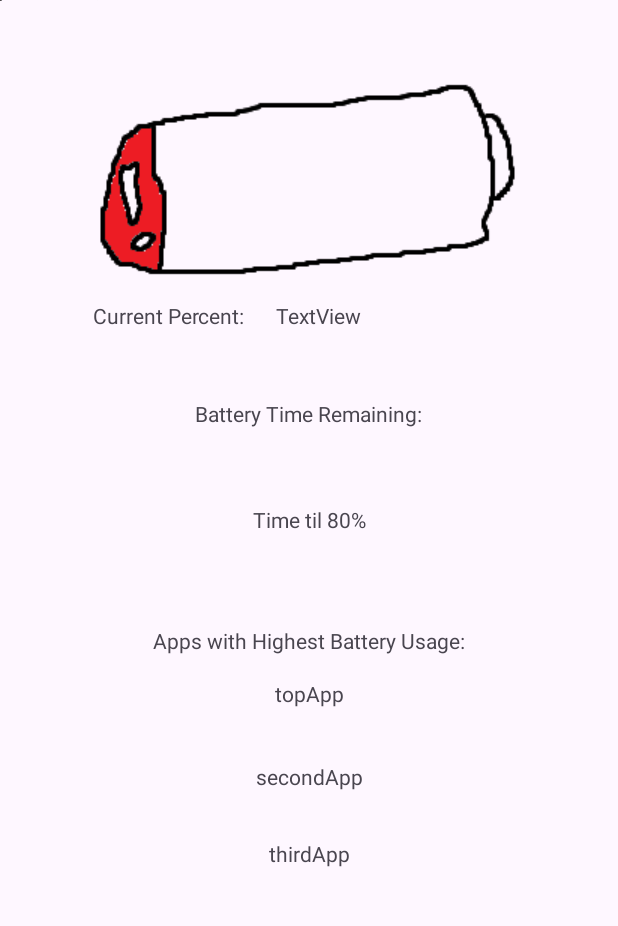
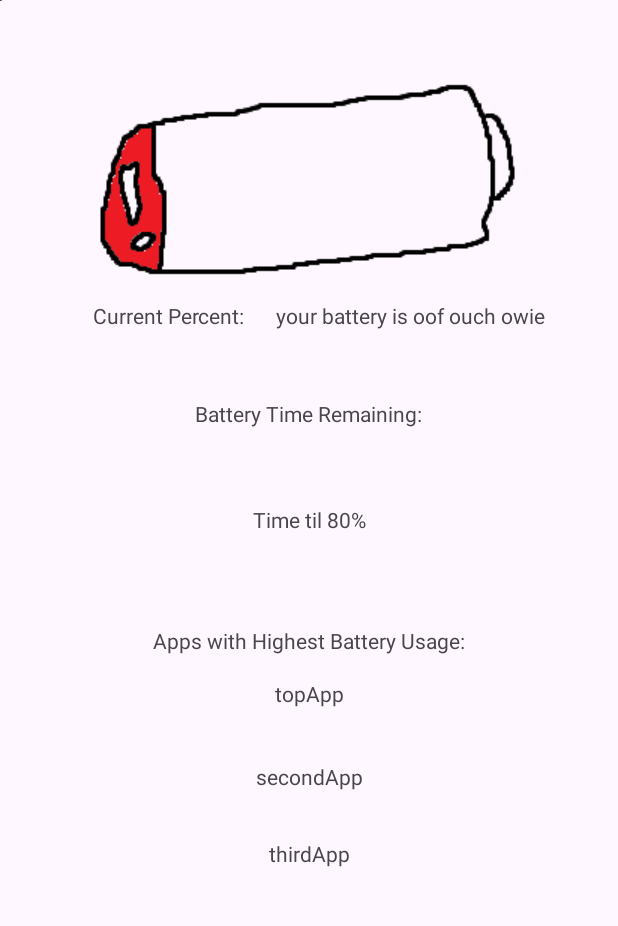
Before and after one commit to hexactinal/imposters, an Android app: the layout activity_main.xml on its own in the app's theme, with its tools: preview values and no code run, on a phone screen of 412 x 824 dp, the part 80-1006 px from its top. Run offline under Robolectric (Android 15) with nearby library versions, the phone set to English and light mode, and no system bars.

Commit message:
working battery slides still no battpct

```diff
--- a/app/src/main/res/layout/activity_main.xml
+++ b/app/src/main/res/layout/activity_main.xml
@@ -52,7 +52,8 @@
             android:layout_height="25dp"
             android:text="@string/current_percent"
             app:layout_constraintStart_toStartOf="@+id/imageView2"
-            app:layout_constraintTop_toBottomOf="@+id/imageView2" />
+            app:layout_constraintTop_toBottomOf="@+id/imageView2"
+            tools:ignore="TextSizeCheck" />
 
         <TextView
             android:id="@+id/percentage"
--- a/app/src/main/res/values/strings.xml
+++ b/app/src/main/res/values/strings.xml
@@ -11,5 +11,5 @@
     <string name="amountofbattery">amountOfBattery</string>
     <string name="wobbly_bar_for_decor">wobbly bar for decor</string>
     <string name="current_percent">Current Percent:</string>
-    <string name="textview">TextView</string>
+    <string name="textview">your battery is oof ouch owie</string>
 </resources>
```
Also changed, not shown: app/src/main/java/com/example/imposters/MainActivity.java (+29 -1 lines).
